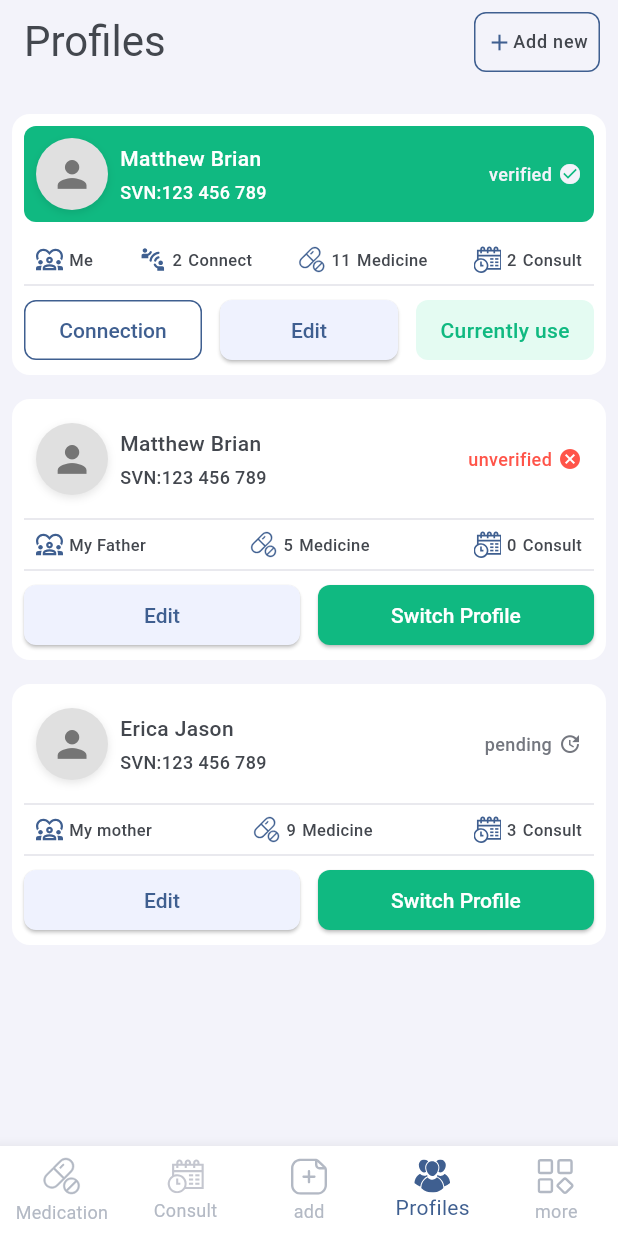
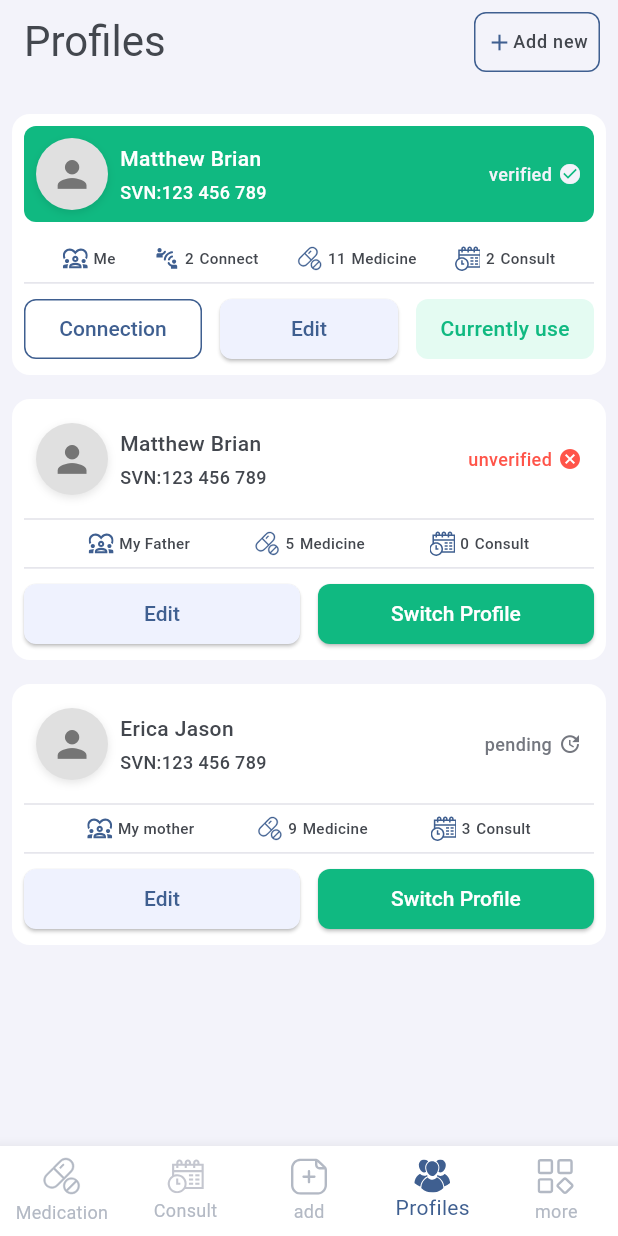
Before and after one commit to Mahm0ud-Ahmed/profiles, a Flutter app: the screen it shows after launch, on a phone screen of 412 x 824 dp. Run offline on Flutter 3.47's test engine with Material 3 defaults, Android fonts, the phone set to English and light mode, and no system bars; our stand-ins replace flutter_svg, vector_graphics; network calls fail.

Commit message:
Refactor ProfileStats widget layout for improved responsiveness and alignment

```diff
--- a/lib/presentation/widgets/profile/profile_stats.dart
+++ b/lib/presentation/widgets/profile/profile_stats.dart
@@ -25,13 +25,11 @@ class ProfileStats extends StatelessWidget {
 
   @override
   Widget build(BuildContext context) {
-    return SingleChildScrollView(
-      scrollDirection: Axis.horizontal,
-      padding: EdgeInsets.symmetric(horizontal: AppDimensions.paddingS),
+    return FittedBox(
       child: SizedBox(
-        width: constraints.maxWidth - (AppDimensions.paddingS * 2 + AppDimensions.cardMargin * 4),
+        width: constraints.maxWidth,
         child: Row(
-          mainAxisAlignment: MainAxisAlignment.spaceBetween,
+          mainAxisAlignment: MainAxisAlignment.spaceEvenly,
           children: [
             _buildStatItem(
               context,
```
